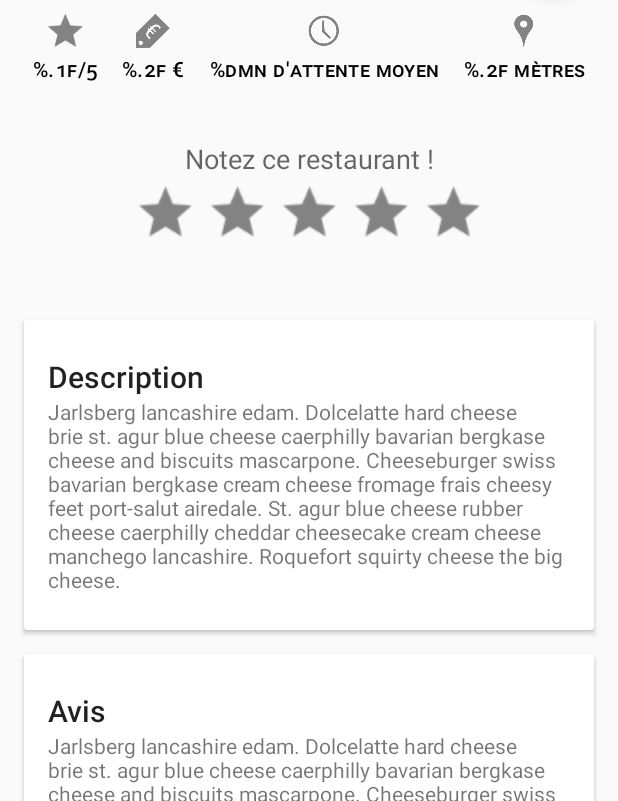
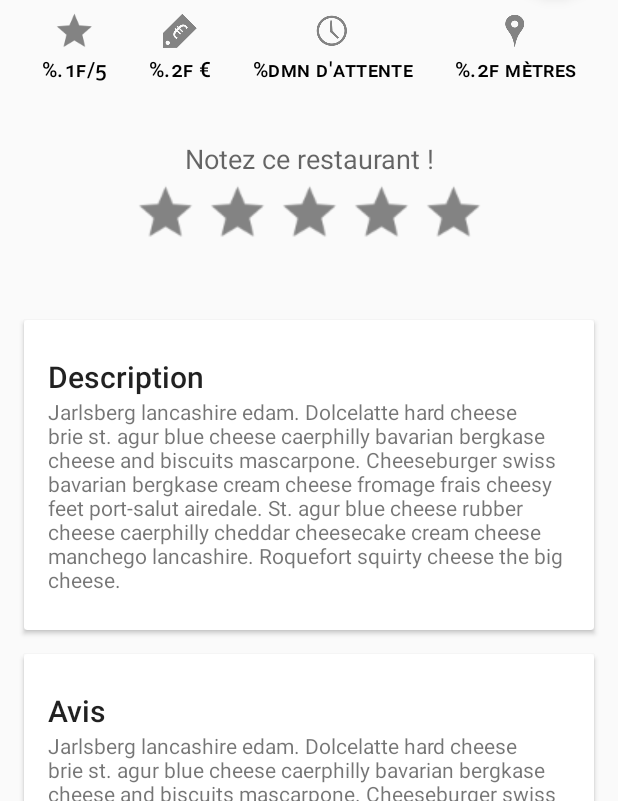
Before and after one commit to Hexabinome/salade_tomate_oignon, an Android app: the DetailRestaurantActivity screen opened directly, with no data from a screen before it, on a phone screen of 412 x 824 dp, the part 435-1236 px from its top. Run offline under Robolectric (Android 15) with nearby library versions, the phone set to English and light mode, and no system bars; 10 statements that could not run were skipped.

Commit message:
Update strings and new lib

```diff
--- a/app/build.gradle
+++ b/app/build.gradle
@@ -37,6 +37,7 @@ dependencies {
     compile 'com.nhaarman.listviewanimations:lib-manipulation:3.1.0@aar'
     compile 'com.nhaarman.listviewanimations:lib-core-slh:3.1.0@aar'
     compile 'info.hoang8f:fbutton:1.0.5'
-    compile 'com.android.support:appcompat-v7:23.1.1'
+    compile "com.android.support:appcompat-v7:${supportLibVersion}"
+    compile "com.android.support:percent:${supportLibVersion}"
     compile 'com.google.android.gms:play-services:8.4.0'
 }
--- a/app/src/main/res/values/strings.xml
+++ b/app/src/main/res/values/strings.xml
@@ -26,7 +26,7 @@
     bergkase cream cheese fromage frais cheesy feet port-salut airedale. St. agur blue cheese rubber
     cheese caerphilly cheddar cheesecake cream cheese manchego lancashire. Roquefort squirty cheese
     the big cheese.</string>
-    <string name="temps">%dmn d\'attente moyen</string>
+    <string name="temps">%dmn d\'attente</string>
     <string name="temps2">%dmn</string>
     <string name="prix_restaurant">%.2f €</string>
     <string name="prix_restaurant_entier">%d €</string>
@@ -34,8 +34,7 @@
     <string name="distance_restaurant_entier">%d mètres</string>
     <string name="note_restaurant">%.1f/5</string>
     <string name="who_you_are">Vous êtes ? :</string>
-    <string name="empty"> "Il n'y a plus de restaurants avec ces preferences autour de vous ! Pensez
-    à modifier vos preferences ! "</string>
+    <string name="empty"> "Il n'y a plus de restaurants avec ces preferences autour de vous ! Pensez à modifier vos preferences ! "</string>
     <string name="empty_favoris_list"> "  Vous n'avez pas encore de restautants favoris!"</string>
     <string name="google_app_id">AIzaSyDz63TC0pjEQTHr23m75IID2KLDhJvzZ18</string>
 
```
